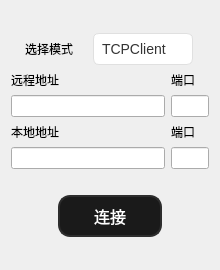
Above: BzCOM/tcpwidget.ui from BiaoZai1214/BzCOM before the change. Below: the same form after it.
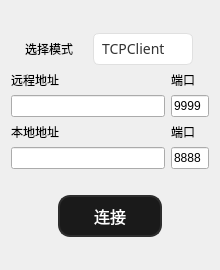
That is the form after the change.

Patch:
```diff
--- a/BzCOM/tcpwidget.ui
+++ b/BzCOM/tcpwidget.ui
@@ -45,6 +45,12 @@
            <height>32</height>
           </size>
          </property>
+         <property name="font">
+          <font>
+           <family>微软雅黑</family>
+           <pointsize>-1</pointsize>
+          </font>
+         </property>
          <property name="styleSheet">
           <string notr="true">/* 统一所有输入框（QLineEdit + QComboBox）的样式 */
  QComboBox {
@@ -137,7 +143,7 @@
          <item>
           <widget class="QLineEdit" name="portEdit1">
            <property name="text">
-            <string/>
+            <string>9999</string>
            </property>
           </widget>
          </item>
@@ -188,7 +194,7 @@
          <item>
           <widget class="QLineEdit" name="portEdit2">
            <property name="text">
-            <string/>
+            <string>8888</string>
            </property>
           </widget>
          </item>
```
